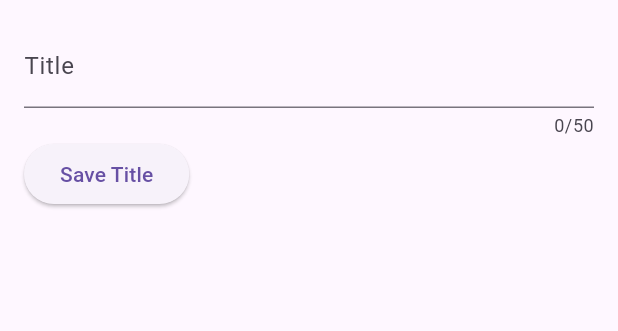
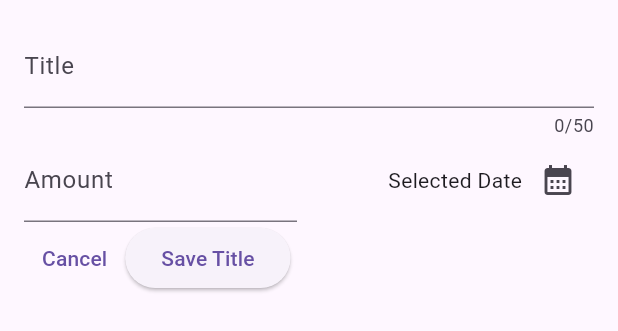
Before and after one commit to Elineu09/expense_tracker, a Flutter app: the NewExpense widget shown alone on an empty page, opened directly, on a phone screen of 412 x 824 dp. Shown: the top 331 px of the screen. Run offline on Flutter 3.47's test engine with Material 3 defaults, Android fonts, the phone set to English and light mode, and no system bars.

Commit message:
Update modal bottom sheet

```diff
--- a/lib/widgets/new_expense.dart
+++ b/lib/widgets/new_expense.dart
@@ -11,10 +11,12 @@ class NewExpense extends StatefulWidget {
 
 class _NewExpenseState extends State<NewExpense> {
   final _titleController = TextEditingController();
+  final _amountController = TextEditingController();
 
   @override
   void dispose() {
     _titleController.dispose();
+    _amountController.dispose();
     super.dispose();
   }
 
@@ -29,14 +31,49 @@ class _NewExpenseState extends State<NewExpense> {
             controller: _titleController,
             maxLength: 50,
             decoration: InputDecoration(
-              label: Text('Title'),
+              label: const Text('Title'),
             ),
           ),
           Row(
             children: [
+              Expanded(
+                child: TextField(
+                  controller: _amountController,
+                  keyboardType: TextInputType.number,
+                  decoration: InputDecoration(
+                    prefixText: '\$ ',
+                    label: const Text('Amount'),
+                  ),
+                ),
+              ),
+              SizedBox(width: 16),
+              Expanded(
+                child: Row(
+                  mainAxisAlignment: MainAxisAlignment.end,
+                  children: [
+                    const Text('Selected Date'),
+                    IconButton(
+                      onPressed: () {},
+                      icon: Icon(Icons.calendar_month),
+                    ),
+                  ],
+                ),
+              ),
+            ],
+          ),
+          Row(
+            children: [
+              TextButton(
+                onPressed: () {
+                  Navigator.pop(context);
+                },
+                child: const Text('Cancel'),
+              ),
               ElevatedButton(
                 onPressed: () {
-                  print(_titleController.text);
+                  print(
+                    'Title: ${_titleController.text} => Amount: ${_amountController.text}',
+                  );
                 },
                 child: const Text('Save Title'),
               ),
```
